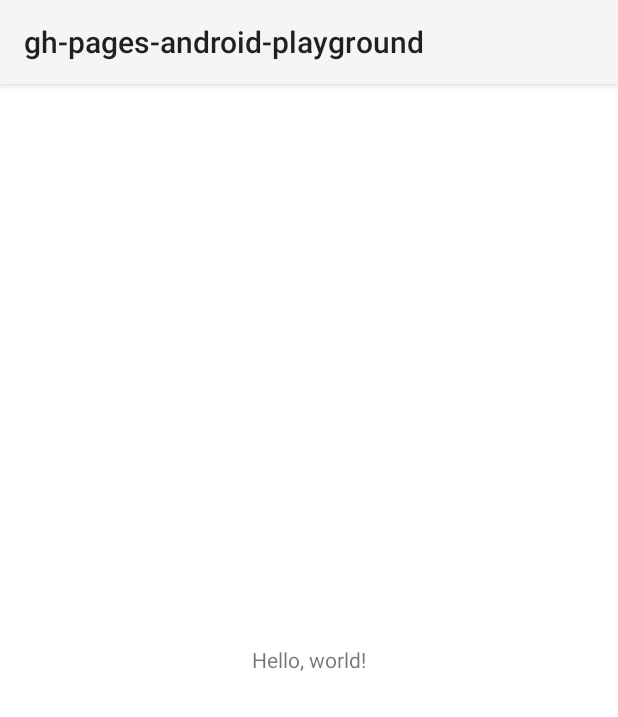
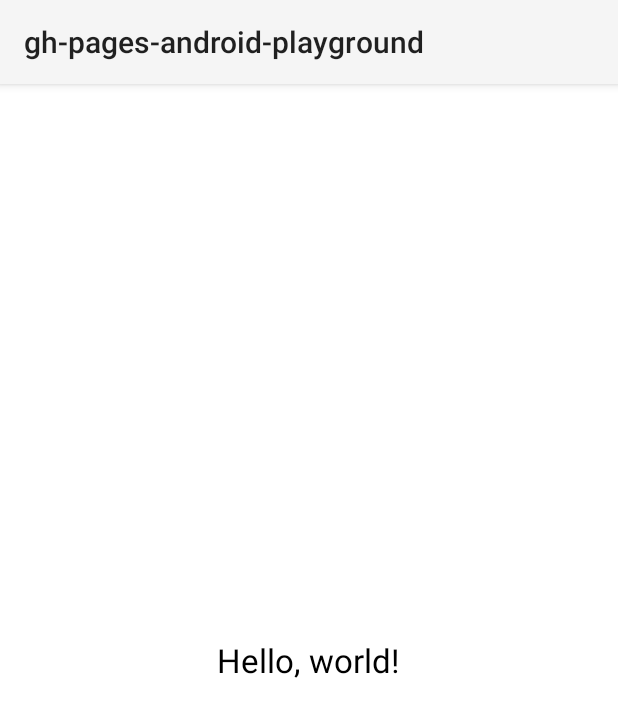
Before and after one commit to ksoichiro/gh-pages-android-playground, an Android app: the screen it shows after launch (MainActivity), on a phone screen of 412 x 824 dp. Shown: the top 717 px of the screen. Run offline under Robolectric (Android 15) with nearby library versions, the phone set to English and light mode, and no system bars.

Commit message:
Changed style (to confirm Gradle caches are cached).

```diff
--- a/app/src/main/res/layout/activity_main.xml
+++ b/app/src/main/res/layout/activity_main.xml
@@ -9,6 +9,8 @@
     <TextView
         android:layout_width="wrap_content"
         android:layout_height="wrap_content"
-        android:text="Hello, world!" />
+        android:text="Hello, world!"
+        android:textAppearance="?android:attr/textAppearanceLarge"
+        android:textColor="@android:color/black" />
 
 </LinearLayout>
```
